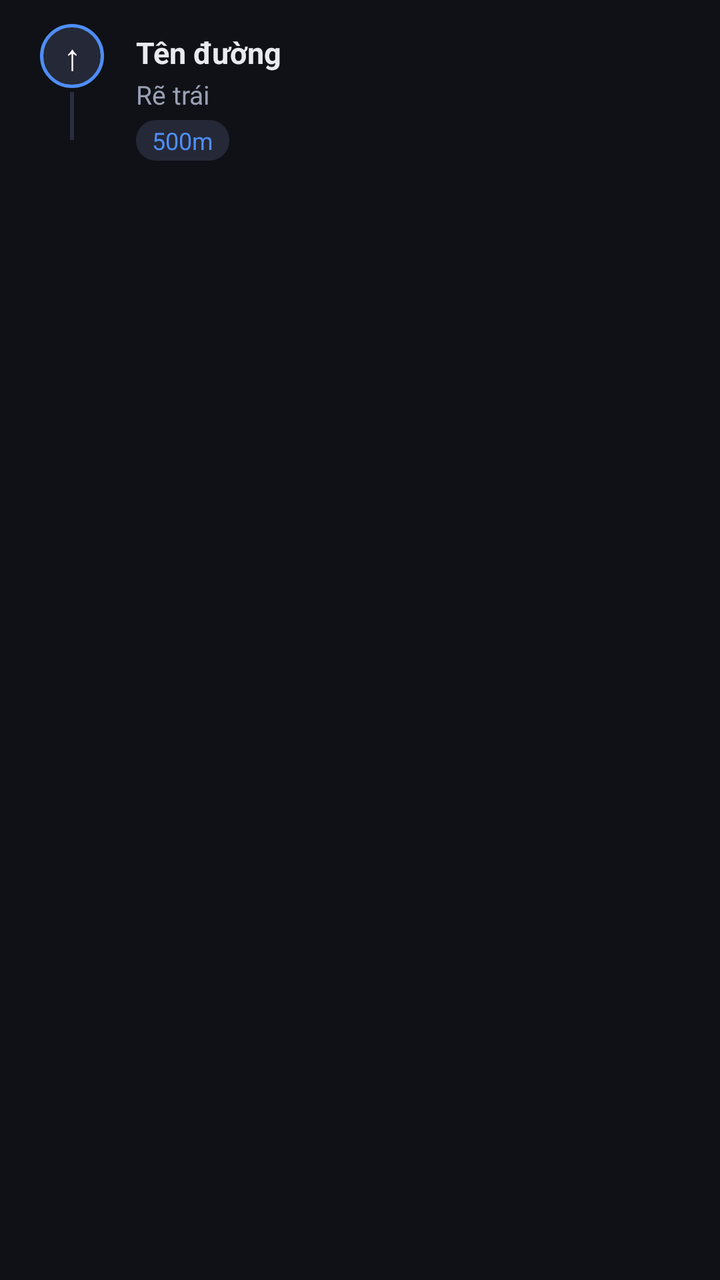
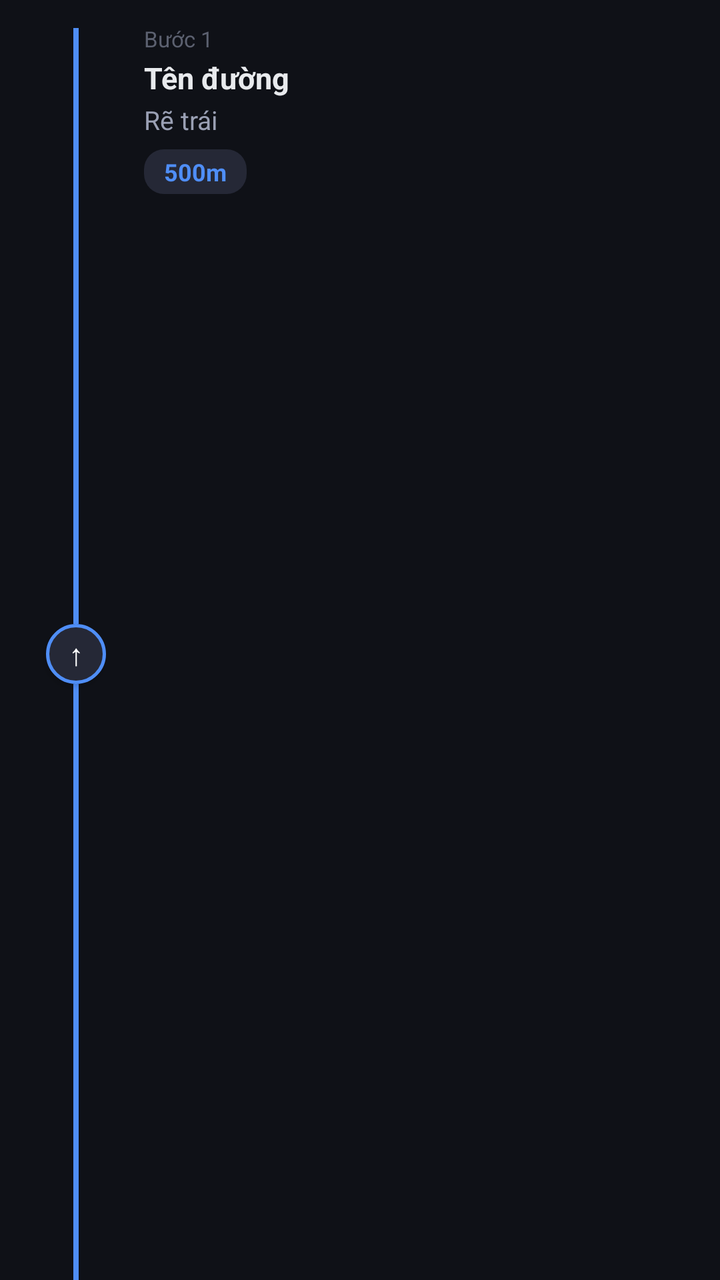

An Android layout rendered at two revisions. The XML below is the earlier revision; the diff shows what the commit changed to produce the second picture.
<!-- AndroidManifest.xml: application theme Theme.LocationAlert -->
<!-- res/layout/item_route_step.xml -->
<?xml version="1.0" encoding="utf-8"?>
<LinearLayout xmlns:android="http://schemas.android.com/apk/res/android"
    android:layout_width="match_parent"
    android:layout_height="wrap_content"
    android:orientation="horizontal"
    android:padding="12dp"
    android:paddingStart="16dp"
    android:paddingEnd="16dp">

    
    <LinearLayout
        android:layout_width="40dp"
        android:layout_height="wrap_content"
        android:orientation="vertical"
        android:gravity="center_horizontal">

        
        <TextView
            android:id="@+id/tvStepIcon"
            android:layout_width="32dp"
            android:layout_height="32dp"
            android:text="↑"
            android:textSize="18sp"
            android:gravity="center"
            android:textColor="@color/white"
            android:background="@drawable/bg_step_icon"/>

        
        <View
            android:id="@+id/viewStepLine"
            android:layout_width="2dp"
            android:layout_height="24dp"
            android:layout_marginTop="2dp"
            android:background="@color/divider"/>
    </LinearLayout>

    
    <LinearLayout
        android:layout_width="0dp"
        android:layout_height="wrap_content"
        android:layout_weight="1"
        android:orientation="vertical"
        android:paddingStart="12dp"
        android:paddingTop="4dp">

        
        <TextView
            android:id="@+id/tvStepStreet"
            android:layout_width="match_parent"
            android:layout_height="wrap_content"
            android:text="Tên đường"
            android:textColor="@color/text_primary"
            android:textSize="15sp"
            android:textStyle="bold"
            android:singleLine="true"
            android:ellipsize="end"/>

        
        <TextView
            android:id="@+id/tvStepInstruction"
            android:layout_width="match_parent"
            android:layout_height="wrap_content"
            android:text="Rẽ trái"
            android:textColor="@color/text_secondary"
            android:textSize="13sp"
            android:layout_marginTop="2dp"/>

        
        <TextView
            android:id="@+id/tvStepDistance"
            android:layout_width="wrap_content"
            android:layout_height="wrap_content"
            android:text="500m"
            android:textColor="@color/accent_blue"
            android:textSize="12sp"
            android:layout_marginTop="4dp"
            android:background="@drawable/bg_distance_chip"
            android:paddingStart="8dp"
            android:paddingEnd="8dp"
            android:paddingTop="2dp"
            android:paddingBottom="2dp"/>
    </LinearLayout>
</LinearLayout>
<!-- resources referenced by this layout -->
<resources>
  <color name="accent_blue">#4F8EF7</color>
  <color name="divider">#2A2D3E</color>
  <color name="text_primary">#E8EAED</color>
  <color name="text_secondary">#9AA0B4</color>
  <color name="white">#FFFFFF</color>
  <!-- drawable bg_distance_chip (drawable) -->
  <?xml version="1.0" encoding="utf-8"?>
  <shape xmlns:android="http://schemas.android.com/apk/res/android"
      android:shape="rectangle">
      <solid android:color="@color/surface_elevated"/>
      <corners android:radius="10dp"/>
  </shape>
  <!-- drawable bg_step_icon (drawable) -->
  <?xml version="1.0" encoding="utf-8"?>
  <shape xmlns:android="http://schemas.android.com/apk/res/android"
      android:shape="oval">
      <solid android:color="@color/surface_elevated"/>
      <stroke android:width="1.5dp" android:color="@color/accent_blue"/>
  </shape>
  <style name="Theme.LocationAlert" parent="Theme.MaterialComponents.DayNight.NoActionBar">
          <item name="colorPrimary">@color/colorPrimary</item>
          <item name="colorPrimaryDark">@color/colorPrimaryDark</item>
          <item name="colorAccent">@color/colorAccent</item>
          <item name="android:windowBackground">@color/bg_dark</item>
          <item name="android:statusBarColor">@color/bg_dark</item>
          <item name="android:navigationBarColor">@color/bg_dark</item>
      </style>
  <color name="surface_elevated">#252836</color>
  <color name="colorPrimary">#4F8EF7</color>
  <color name="colorPrimaryDark">#0F1117</color>
  <color name="colorAccent">#2DD4A0</color>
  <color name="bg_dark">#0F1117</color>
</resources>

<!-- the commit's change to res/layout/item_route_step.xml (unified diff, before → after) -->
@@ -3,35 +3,46 @@
     android:layout_width="match_parent"
     android:layout_height="wrap_content"
     android:orientation="horizontal"
-    android:padding="12dp"
     android:paddingStart="16dp"
     android:paddingEnd="16dp">
 
     
     <LinearLayout
-        android:layout_width="40dp"
-        android:layout_height="wrap_content"
+        android:layout_width="44dp"
+        android:layout_height="match_parent"
         android:orientation="vertical"
-        android:gravity="center_horizontal">
+        android:gravity="center_horizontal"
+        android:paddingTop="14dp">
+
+        
+        <View
+            android:id="@+id/viewLineTop"
+            android:layout_width="2.5dp"
+            android:layout_height="0dp"
+            android:layout_weight="1"
+            android:background="@color/accent_blue"
+            android:minHeight="6dp"/>
 
         
         <TextView
             android:id="@+id/tvStepIcon"
-            android:layout_width="32dp"
-            android:layout_height="32dp"
+            android:layout_width="30dp"
+            android:layout_height="30dp"
             android:text="↑"
-            android:textSize="18sp"
+            android:textSize="15sp"
             android:gravity="center"
             android:textColor="@color/white"
-            android:background="@drawable/bg_step_icon"/>
+            android:background="@drawable/bg_step_icon"
+            android:elevation="2dp"/>
 
         
         <View
-            android:id="@+id/viewStepLine"
-            android:layout_width="2dp"
-            android:layout_height="24dp"
-            android:layout_marginTop="2dp"
-            android:background="@color/divider"/>
+            android:id="@+id/viewLineBottom"
+            android:layout_width="2.5dp"
+            android:layout_height="0dp"
+            android:layout_weight="1"
+            android:background="@color/accent_blue"
+            android:minHeight="6dp"/>
     </LinearLayout>
 
     
@@ -41,7 +52,18 @@
         android:layout_weight="1"
         android:orientation="vertical"
         android:paddingStart="12dp"
-        android:paddingTop="4dp">
+        android:paddingTop="12dp"
+        android:paddingBottom="12dp">
+
+        
+        <TextView
+            android:id="@+id/tvStepNumber"
+            android:layout_width="wrap_content"
+            android:layout_height="wrap_content"
+            android:text="Bước 1"
+            android:textColor="@color/text_hint"
+            android:textSize="11sp"
+            android:layout_marginBottom="2dp"/>
 
         
         <TextView
@@ -73,11 +95,12 @@
             android:text="500m"
             android:textColor="@color/accent_blue"
             android:textSize="12sp"
-            android:layout_marginTop="4dp"
+            android:textStyle="bold"
+            android:layout_marginTop="6dp"
             android:background="@drawable/bg_distance_chip"
-            android:paddingStart="8dp"
-            android:paddingEnd="8dp"
-            android:paddingTop="2dp"
-            android:paddingBottom="2dp"/>
+            android:paddingStart="10dp"
+            android:paddingEnd="10dp"
+            android:paddingTop="3dp"
+            android:paddingBottom="3dp"/>
     </LinearLayout>
 </LinearLayout>
<!-- resource entries referenced after the edit -->
@@ -1,7 +1,7 @@
 <!-- resources referenced by this layout -->
 <resources>
   <color name="accent_blue">#4F8EF7</color>
-  <color name="divider">#2A2D3E</color>
+  <color name="text_hint">#5C6170</color>
   <color name="text_primary">#E8EAED</color>
   <color name="text_secondary">#9AA0B4</color>
   <color name="white">#FFFFFF</color>
